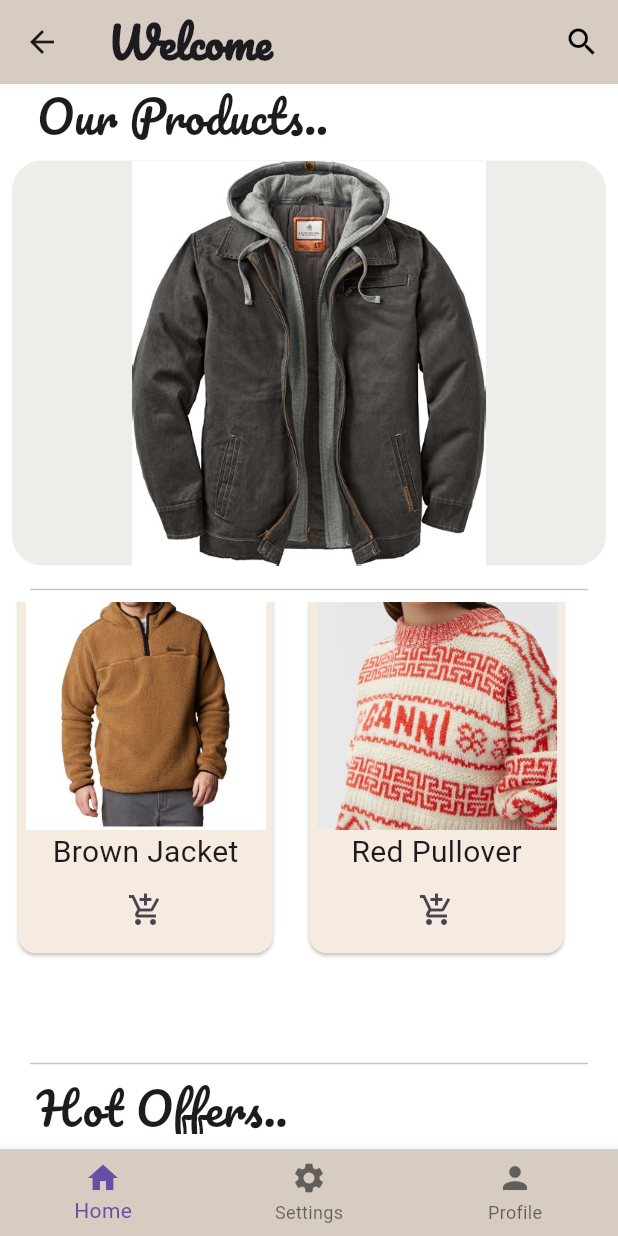
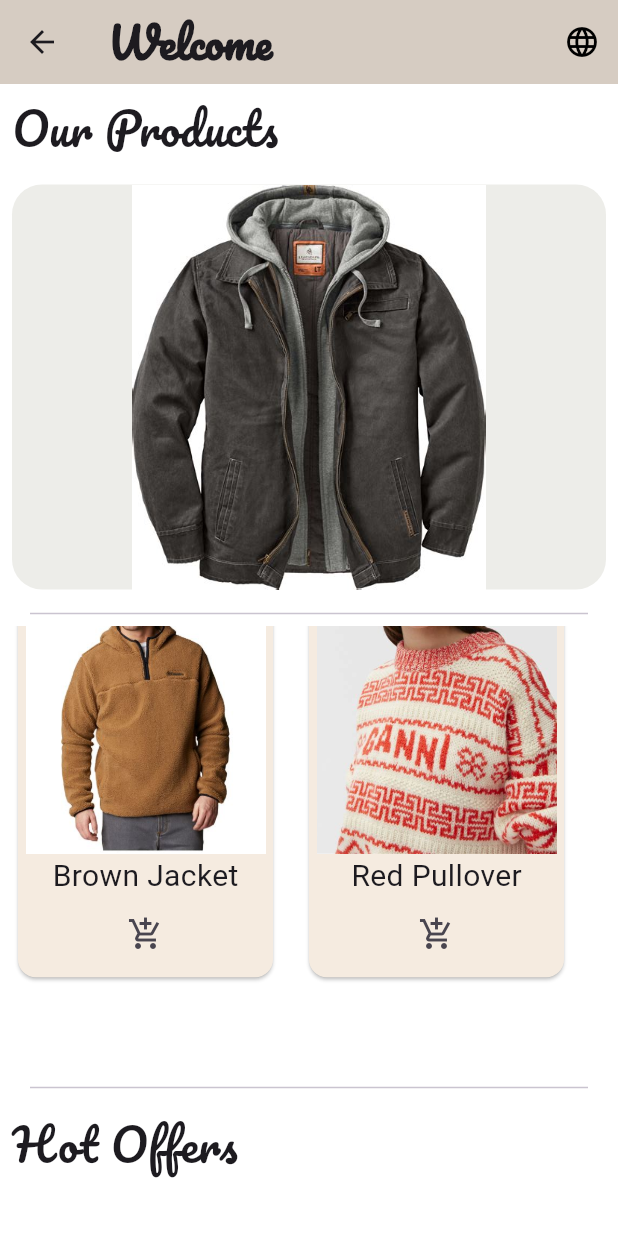
Before and after one commit to mariooom/simple-shopping-app-interface, a Flutter app: the HomePage screen opened directly, on a phone screen of 412 x 824 dp. Run offline on Flutter 3.47's test engine with Material 3 defaults, Android fonts, the phone set to English and light mode, and no system bars; our stand-ins replace easy_localization; Roboto replaces fonts that are missing (Padauk).

Commit message:
Update homePage.dart

```diff
--- a/lib/homePage.dart
+++ b/lib/homePage.dart
@@ -2,6 +2,7 @@ import 'package:flutter/material.dart';
 import 'package:shopping_app/widgets/grid_view.dart';
 import 'package:shopping_app/widgets/list_view.dart';
 import 'package:shopping_app/widgets/page_view.dart';
+import 'package:easy_localization/easy_localization.dart';
 
 class HomePage extends StatefulWidget {
   @override
@@ -17,7 +18,7 @@ class _HomePageState extends State<HomePage> {
       appBar: AppBar(
         backgroundColor: Color(0xFFd6ccc2), // sets a custom app bar color
         title: Text(
-          'Welcome', // appBar title
+          'Welcome'.tr(), // appBar title
           style: TextStyle(
             fontFamily: 'Pacifico', // custom font for title
             fontWeight: FontWeight.bold,
@@ -27,15 +28,21 @@ class _HomePageState extends State<HomePage> {
         actions: [
           IconButton(
             icon: Icon(
-              Icons.search, // search icon in the app bar
+              Icons.language, // search icon in the app bar
               color: Colors.black,
             ),
-            onPressed: () {},
+            onPressed: () {  //when icon is pressed, it changes language
+              if (context.locale == Locale('en', 'US')) {
+                context.setLocale(Locale('ar', 'EG'));
+              } else {
+                context.setLocale(Locale('en', 'US'));
+              }
+            },
           ),
         ],
       ),
       body: SizedBox(
-        height: 700,
+        height: 800,
         child: SingleChildScrollView(
           scrollDirection: Axis.vertical, //allows vertical scrolling
           child: ConstrainedBox(
@@ -48,11 +55,14 @@ class _HomePageState extends State<HomePage> {
               crossAxisAlignment:
                   CrossAxisAlignment.start, // aligns content to start
               children: [
-                Text(
-                  '   Our Products..',
+                Padding(
+                  padding: const EdgeInsets.all(8.0),
+                  child: Text(
+                    'Our Products'.tr(),
                     style: TextStyle(
                       fontFamily: 'Pacifico',
                       fontSize: 30,
+                    ),
                   ),
                 ),
                 ProductsPageView(), // displays a horizontal page view of products
@@ -70,11 +80,14 @@ class _HomePageState extends State<HomePage> {
                 ),
 
                 // Section title
-                Text(
-                  '   Hot Offers..',
+                Padding(
+                  padding: const EdgeInsets.all(8.0),
+                  child: Text(
+                    'Hot Offers'.tr(),
                     style: TextStyle(
                       fontFamily: 'Pacifico',
                       fontSize: 30,
+                    ),
                   ),
                 ),
                 ProductsListView(), // displays a list view of hot offers
@@ -83,30 +96,6 @@ class _HomePageState extends State<HomePage> {
           ),
         ),
       ),
-      bottomNavigationBar: BottomNavigationBar(
-        // bottom navigation bar
-        backgroundColor: Color(0xFFd6ccc2), //custom navigation bar color
-        items: const <BottomNavigationBarItem>[
-          // navigation bar items
-          BottomNavigationBarItem(
-            //home page item
-            icon: Icon(
-              Icons.home,
-            ),
-            label: 'Home',
-          ),
-          BottomNavigationBarItem(
-            //settings page item
-            icon: Icon(Icons.settings),
-            label: 'Settings',
-          ),
-          BottomNavigationBarItem(
-            //profile page item
-            icon: Icon(Icons.person),
-            label: 'Profile',
-          ),
-        ],
-      ),
     );
   }
 }
```
Lines whose indentation alone changed are shown as unchanged.
